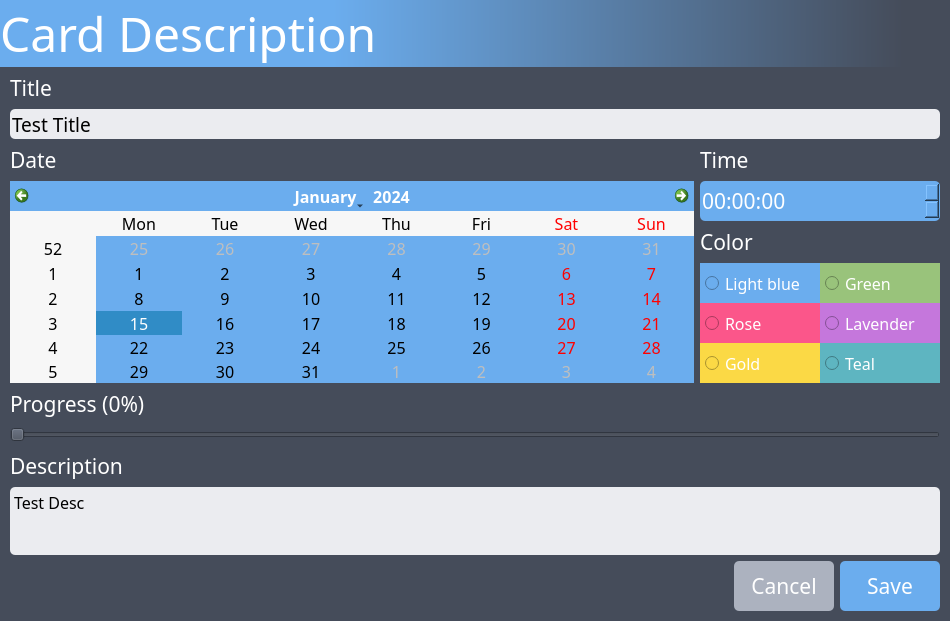
Qt form src/ui/card_description.ui (dulapahv/Kanbaru) before a commit.
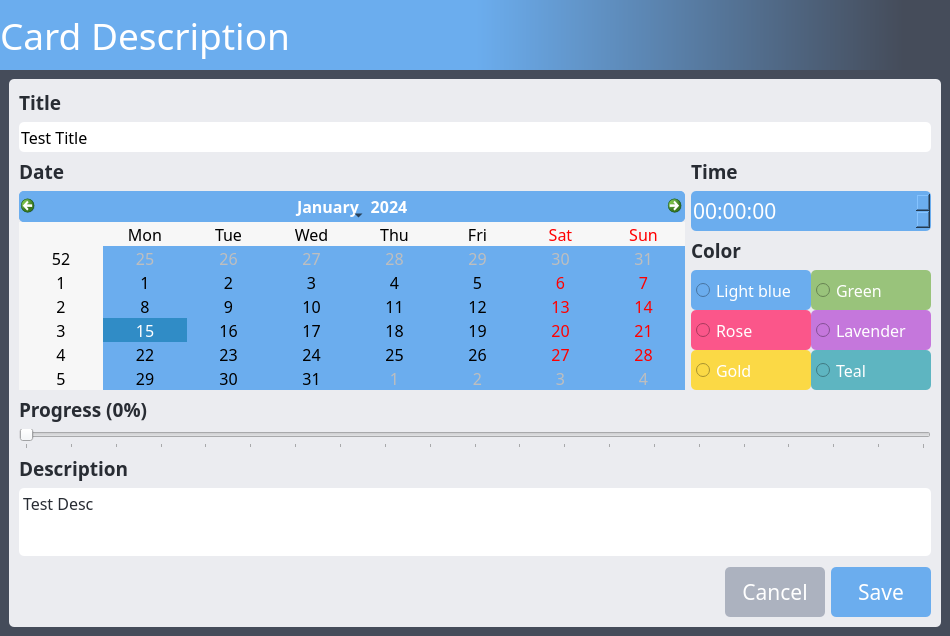
The same form after that commit.

```diff
--- a/src/ui/card_description.ui
+++ b/src/ui/card_description.ui
@@ -7,7 +7,7 @@
     <x>0</x>
     <y>0</y>
     <width>950</width>
-    <height>615</height>
+    <height>635</height>
    </rect>
   </property>
   <property name="windowTitle">
@@ -18,6 +18,9 @@
   </property>
   <widget class="QWidget" name="centralwidget">
    <layout class="QVBoxLayout" name="verticalLayout_3">
+    <property name="spacing">
+     <number>0</number>
+    </property>
     <property name="leftMargin">
      <number>0</number>
     </property>
@@ -32,14 +35,20 @@
     </property>
     <item>
      <widget class="QLabel" name="label_3">
+      <property name="minimumSize">
+       <size>
+        <width>0</width>
+        <height>70</height>
+       </size>
+      </property>
       <property name="font">
        <font>
         <family>Torus Pro</family>
-        <pointsize>36</pointsize>
+        <pointsize>28</pointsize>
        </font>
       </property>
       <property name="styleSheet">
-       <string notr="true">background-color: qlineargradient(spread:pad, x1:0.35, y1:0.5, x2:0.95, y2:0.5, stop:0 rgba(107, 173, 238, 255), stop:1 rgba(69, 76, 90, 255));
+       <string notr="true">background-color: qlineargradient(spread:pad, x1:0.5, y1:0.5, x2:0.95, y2:0.5, stop:0 rgba(107, 173, 238, 255), stop:1 rgba(69, 76, 90, 255));
 color: #ffffff;</string>
       </property>
       <property name="text">
@@ -51,10 +60,21 @@
      </widget>
     </item>
     <item>
+     <widget class="QWidget" name="widget" native="true">
+      <layout class="QVBoxLayout" name="verticalLayout_7">
+       <item>
+        <widget class="QWidget" name="" native="true">
+         <property name="styleSheet">
+          <string notr="true">background-color: #ebecf0;
+border-radius: 5px;</string>
+         </property>
      <layout class="QVBoxLayout" name="verticalLayout">
       <property name="leftMargin">
        <number>10</number>
       </property>
+          <property name="topMargin">
+           <number>10</number>
+          </property>
       <property name="rightMargin">
        <number>10</number>
       </property>
@@ -66,12 +86,12 @@
         <property name="font">
          <font>
           <family>Torus Pro</family>
-          <pointsize>16</pointsize>
-          <bold>false</bold>
+              <pointsize>14</pointsize>
+              <bold>true</bold>
          </font>
         </property>
         <property name="styleSheet">
-         <string notr="true">color: #ffffff</string>
+             <string notr="true">color: #282c33;</string>
         </property>
         <property name="text">
          <string>Title</string>
@@ -89,11 +109,11 @@
         <property name="font">
          <font>
           <family>Torus Pro</family>
-          <pointsize>14</pointsize>
+              <pointsize>12</pointsize>
          </font>
         </property>
         <property name="styleSheet">
-         <string notr="true">QLineEdit {background-color: #ebecf0; color: #000000; border-radius: 5px}</string>
+             <string notr="true">QLineEdit {background-color: #ffffff; color: #000000; border-radius: 5px}</string>
         </property>
         <property name="text">
          <string>Test Title</string>
@@ -109,12 +129,12 @@
             <property name="font">
              <font>
               <family>Torus Pro</family>
-              <pointsize>16</pointsize>
-              <bold>false</bold>
+                  <pointsize>14</pointsize>
+                  <bold>true</bold>
              </font>
             </property>
             <property name="styleSheet">
-             <string notr="true">color: #ffffff</string>
+                 <string notr="true">color: #282c33;</string>
             </property>
             <property name="text">
              <string>Date</string>
@@ -133,7 +153,8 @@
              <cursorShape>PointingHandCursor</cursorShape>
             </property>
             <property name="styleSheet">
-             <string notr="true">background-color: rgb(107, 173, 238);</string>
+                 <string notr="true">background-color: rgb(107, 173, 238);
+height: 28px;</string>
             </property>
             <property name="gridVisible">
              <bool>false</bool>
@@ -149,12 +170,12 @@
             <property name="font">
              <font>
               <family>Torus Pro</family>
-              <pointsize>16</pointsize>
-              <bold>false</bold>
+                  <pointsize>14</pointsize>
+                  <bold>true</bold>
              </font>
             </property>
             <property name="styleSheet">
-             <string notr="true">color: #ffffff</string>
+                 <string notr="true">color: #282c33;</string>
             </property>
             <property name="text">
              <string>Time</string>
@@ -191,12 +212,12 @@
             <property name="font">
              <font>
               <family>Torus Pro</family>
-              <pointsize>16</pointsize>
-              <bold>false</bold>
+                  <pointsize>14</pointsize>
+                  <bold>true</bold>
              </font>
             </property>
             <property name="styleSheet">
-             <string notr="true">color: #ffffff</string>
+                 <string notr="true">color: #282c33;</string>
             </property>
             <property name="text">
              <string>Color</string>
@@ -408,12 +429,12 @@
         <property name="font">
          <font>
           <family>Torus Pro</family>
-          <pointsize>16</pointsize>
-          <bold>false</bold>
+              <pointsize>14</pointsize>
+              <bold>true</bold>
          </font>
         </property>
         <property name="styleSheet">
-         <string notr="true">color: #ffffff</string>
+             <string notr="true">color: #282c33;</string>
         </property>
         <property name="text">
          <string>Progress (0%)</string>
@@ -437,6 +458,9 @@
         <property name="cursor">
          <cursorShape>PointingHandCursor</cursorShape>
         </property>
+            <property name="styleSheet">
+             <string notr="true"/>
+            </property>
         <property name="maximum">
          <number>100</number>
         </property>
@@ -449,6 +473,9 @@
         <property name="orientation">
          <enum>Qt::Horizontal</enum>
         </property>
+            <property name="tickPosition">
+             <enum>QSlider::TicksBelow</enum>
+            </property>
        </widget>
       </item>
       <item>
@@ -456,12 +483,12 @@
         <property name="font">
          <font>
           <family>Torus Pro</family>
-          <pointsize>16</pointsize>
-          <bold>false</bold>
+              <pointsize>14</pointsize>
+              <bold>true</bold>
          </font>
         </property>
         <property name="styleSheet">
-         <string notr="true">color: #ffffff</string>
+             <string notr="true">color: #282c33;</string>
         </property>
         <property name="text">
          <string>Description</string>
@@ -478,7 +505,8 @@
          </font>
         </property>
         <property name="styleSheet">
-         <string notr="true">QTextEdit {background-color: #ebecf0; color: #000000; border-radius: 5px}</string>
+             <string notr="true">QTextEdit {background-color: #ffffff; color: #282c33; border-radius: 5px}
+QScrollBar:vertical {width: 10px; margin: 0px 0px 0px 0px; background-color: #acb2bf}</string>
         </property>
         <property name="html">
          <string>&lt;!DOCTYPE HTML PUBLIC &quot;-//W3C//DTD HTML 4.0//EN&quot; &quot;http://www.w3.org/TR/REC-html40/strict.dtd&quot;&gt;
@@ -492,6 +520,22 @@
         </property>
        </widget>
       </item>
+          <item>
+           <spacer name="verticalSpacer_2">
+            <property name="orientation">
+             <enum>Qt::Vertical</enum>
+            </property>
+            <property name="sizeType">
+             <enum>QSizePolicy::Fixed</enum>
+            </property>
+            <property name="sizeHint" stdset="0">
+             <size>
+              <width>20</width>
+              <height>5</height>
+             </size>
+            </property>
+           </spacer>
+          </item>
       <item>
        <layout class="QHBoxLayout" name="horizontalLayout">
         <item>
@@ -574,6 +618,10 @@
        </layout>
       </item>
      </layout>
+        </widget>
+       </item>
+      </layout>
+     </widget>
     </item>
    </layout>
   </widget>
```
Lines whose indentation alone changed are shown as unchanged.
